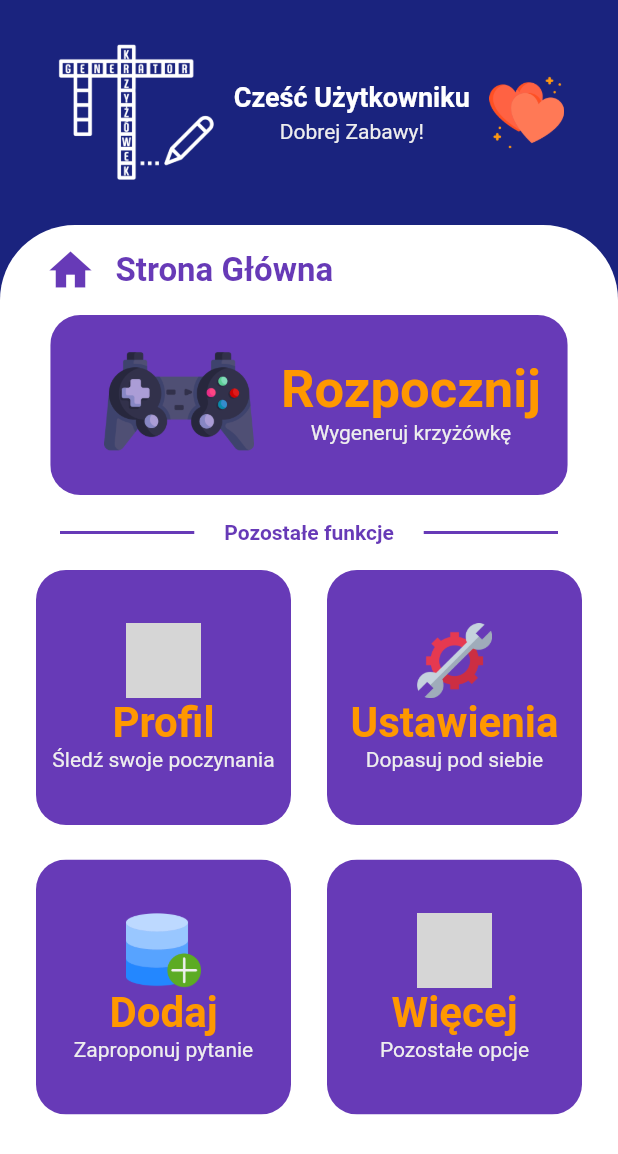
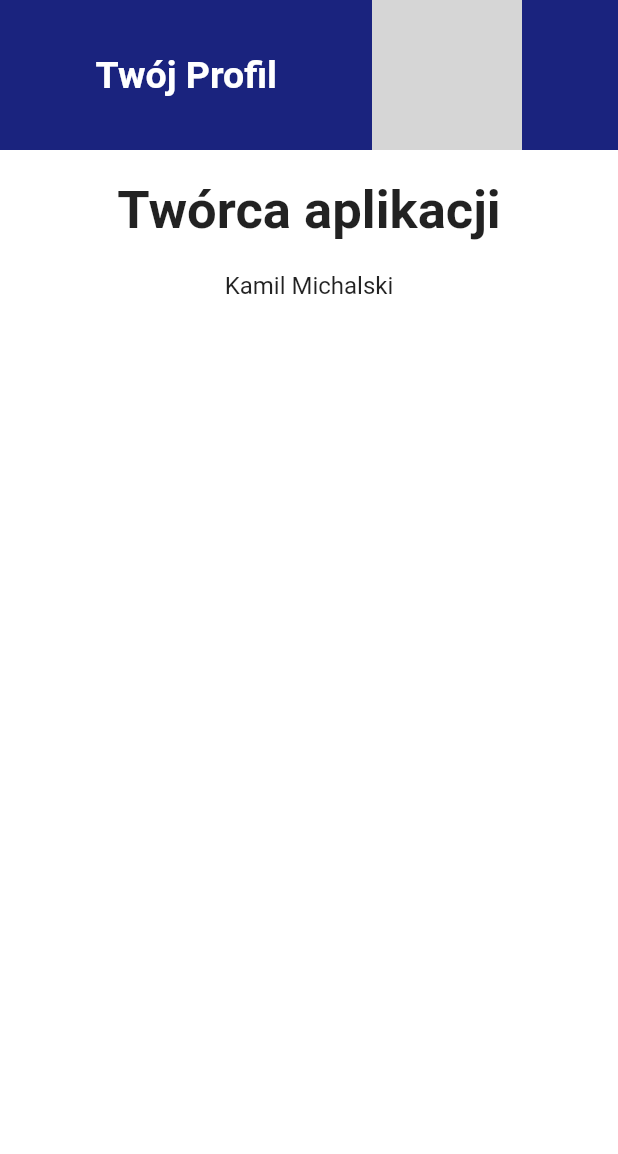
Before and after one commit to Melo07022/Crossword-Generator, a Flutter app: the screen it shows after launch, after a tap on "Profil", on a phone screen of 412 x 824 dp. Shown: the top 1154 px of the screen. Run offline on Flutter 3.47's test engine with Material 2 defaults, Android fonts, the phone set to English and light mode, and no system bars; our stand-ins replace email_validator, google_fonts; Roboto replaces fonts that are missing (Ubuntu); grey boxes are pictures that could not be loaded.

Commit message:
Second Commit

```diff
--- a/lib/HomePage/Home.dart
+++ b/lib/HomePage/Home.dart
@@ -1,9 +1,15 @@
+
+
+
 import 'package:cros_gen/AddQuestions/AddQuestionPage.dart';
 import 'package:cros_gen/DifficultyLevel/LevelDifficulty.dart';
 import 'package:cros_gen/More/MorePage.dart';
 import 'package:cros_gen/Settings/SettingPage.dart';
+import 'package:cros_gen/UserProfile/UserProfilePage.dart';
+
 import 'package:flutter/material.dart';
 import 'package:google_fonts/google_fonts.dart';
+
 
 
 class HomePageScreen extends StatefulWidget {
@@ -15,7 +21,11 @@ class HomePageScreen extends StatefulWidget {
 
 class _HomePageScreenState extends State<HomePageScreen> {
   @override
+
+
+
   Widget build(BuildContext context) {
+
     return Scaffold(
       backgroundColor: Color(0xFF1A237E),
 
@@ -142,7 +152,9 @@ class _HomePageScreenState extends State<HomePageScreen> {
                                       borderRadius: BorderRadius.all(Radius.circular(20.0)),
                                       color: Colors.deepPurple,
                                       child: InkWell(
-                                        onTap: () {},
+                                        onTap: () {
+                                          Navigator.push(context, MaterialPageRoute(builder: (context) => ProfileUser()));
+                                        },
                                         child: Column(
                                           mainAxisAlignment: MainAxisAlignment.center,
                                           children: [
--- a/lib/More/MorePage.dart
+++ b/lib/More/MorePage.dart
@@ -29,7 +29,7 @@ class MorePageHome extends StatelessWidget {
           ),
 
 
-          Expanded(
+          Container(
             child: ClipRRect(
               child: Container(
                 color: Colors.white,
--- a/lib/UserProfile/UserProfilePage.dart
+++ b/lib/UserProfile/UserProfilePage.dart
@@ -0,0 +1,51 @@
+import 'package:flutter/material.dart';
+import 'package:google_fonts/google_fonts.dart';
+
+class ProfileUser extends StatelessWidget {
+  const ProfileUser({Key? key}) : super(key: key);
+
+  @override
+  Widget build(BuildContext context) {
+    return Scaffold(
+      backgroundColor: Color(0xFF1A237E),
+
+      body: SafeArea(
+
+        child: Column(
+
+          children: [
+            Row(
+              mainAxisAlignment: MainAxisAlignment.spaceEvenly,
+              children: [
+                Text("Twój Profil", style: GoogleFonts.ubuntu(textStyle:  TextStyle(fontSize: 25, color: Colors.white, fontWeight: FontWeight.bold),),),
+                Image.asset("images/userprofile.png", width: 100, height: 100,)
+              ],
+            ),
+            Expanded(
+              child: ClipRRect(
+                child: Container(
+                  width: 900,
+
+                  color: Colors.white,
+                  child: Column(
+                    mainAxisSize: MainAxisSize.max,
+                    children: [
+                      Padding(padding: EdgeInsets.only(top: 20)),
+                      Text("Twórca aplikacji", style: GoogleFonts.ubuntu(textStyle: TextStyle(fontWeight: FontWeight.bold, fontSize: 35)),textAlign: TextAlign.center),
+                      SizedBox(height: 20,),
+                      Text("Kamil Michalski", style: TextStyle(fontSize: 16),textAlign: TextAlign.center),
+                      SizedBox(height: 20,),
+
+
+                    ],
+                  ),
+                ),
+              ),
+            )
+
+          ],
+        ),
+      ),
+    );
+  }
+}
--- a/lib/main.dart
+++ b/lib/main.dart
@@ -1,12 +1,26 @@
 import 'package:flutter/material.dart';
 import 'HomePage/Home.dart';
+import 'package:flutter/services.dart';
+
+
 
 void main() {
+  WidgetsFlutterBinding.ensureInitialized();
+  SystemChrome.setPreferredOrientations([
+    DeviceOrientation.portraitUp,
+    DeviceOrientation.portraitDown,
+  ]);
   runApp(const MyApp());
+
 }
+
+
 
 class MyApp extends StatelessWidget {
   const MyApp({super.key});
+
+
+
 
   @override
   Widget build(BuildContext context) {
@@ -15,8 +29,12 @@ class MyApp extends StatelessWidget {
       home: HomePageScreen(),
 
     );
+
+
   }
 }
+
+
 
 
 //scaffold - całe okno aplikacji
--- a/pubspec.yaml
+++ b/pubspec.yaml
@@ -42,6 +42,8 @@ dependencies:
   url_launcher: ^6.1.7
   http: ^0.13.5
   flutter_email_sender: ^5.2.0
+  email_validator: ^2.1.17
+  day_night_switcher: ^0.2.0+1
 
 
 dev_dependencies:
@@ -70,6 +72,7 @@ flutter:
   # To add assets to your application, add an assets section, like this:
   assets:
      - images/
+     - audio/
 
   # An image asset can refer to one or more resolution-specific "variants", see
   # https://flutter.dev/assets-and-images/#resolution-aware
```
Also changed, not shown: lib/More/MorePageFunction/FeedbackPage.dart (+5 -4 lines), lib/Settings/SettingPage.dart (line endings or trailing spaces), pubspec.lock, 1 other file.
